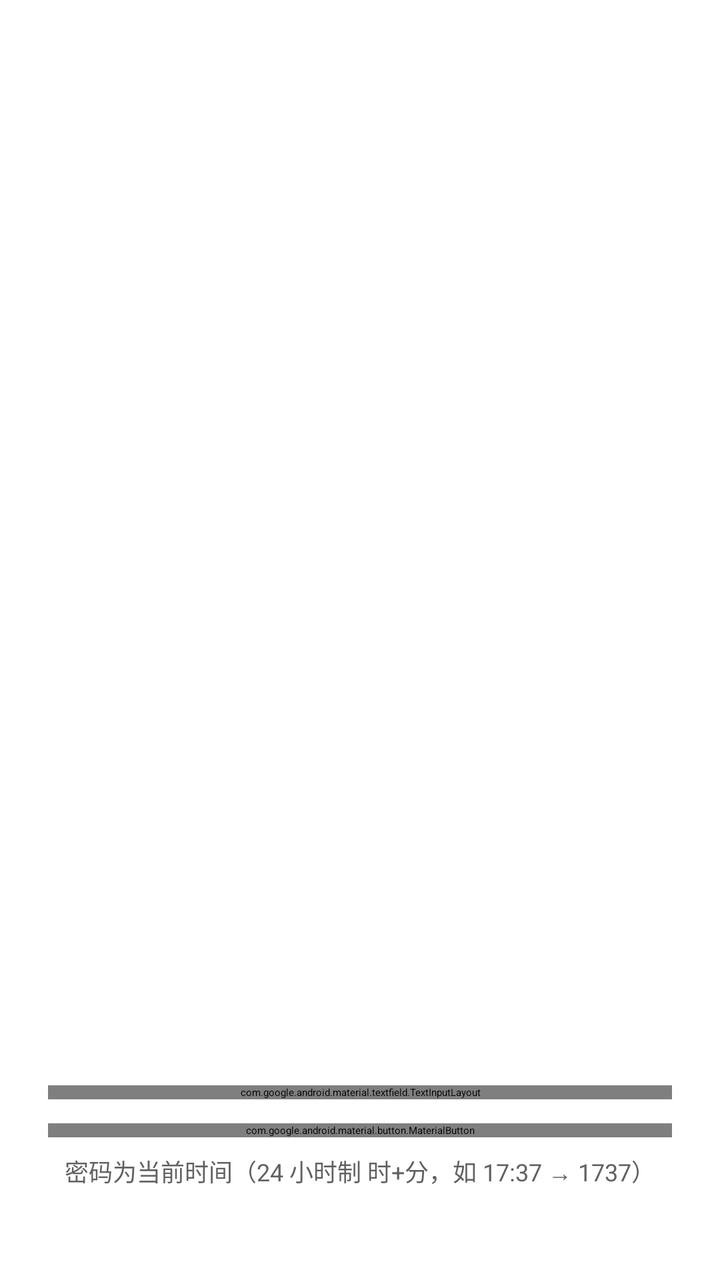
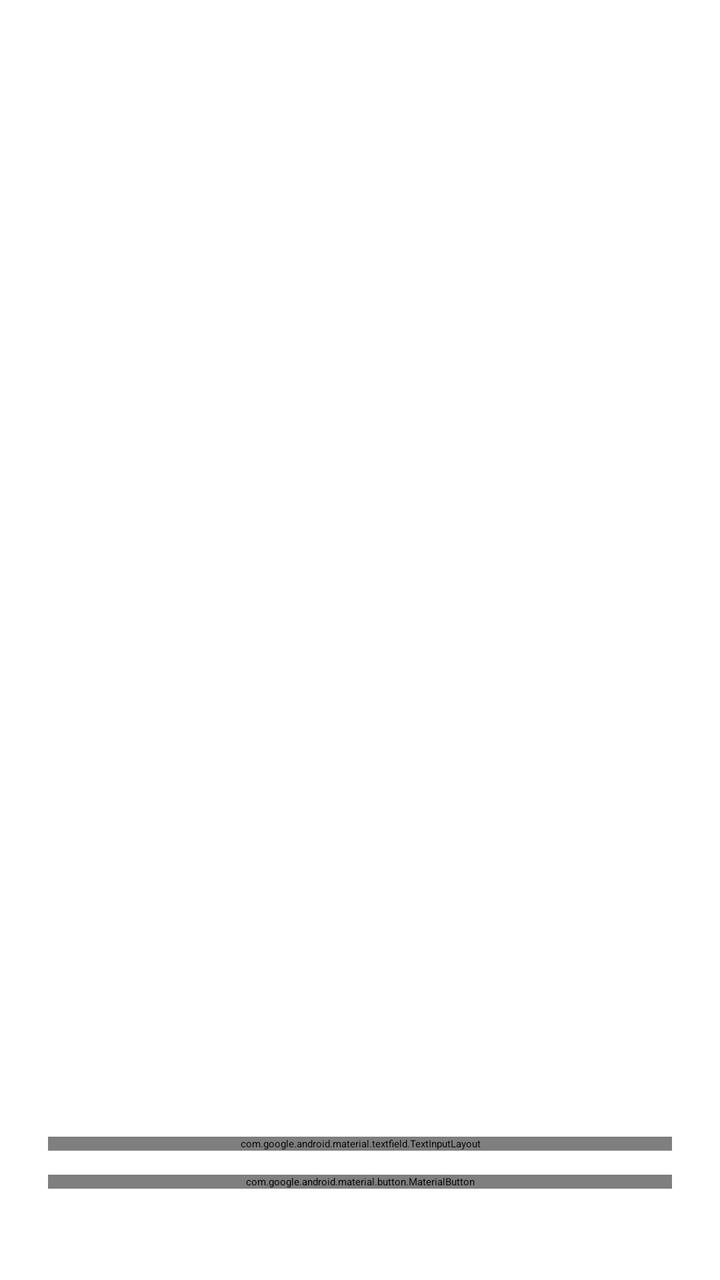

Screens rendered from an Android XML layout before and after an edit, with the pre-edit source and the edit as a unified diff.
<!-- AndroidManifest.xml: activity theme Theme.TransmitterCalc.Starting -->
<!-- res/layout/activity_splash.xml -->
<?xml version="1.0" encoding="utf-8"?>
<LinearLayout xmlns:android="http://schemas.android.com/apk/res/android"
    xmlns:app="http://schemas.android.com/apk/res-auto"
    android:layout_width="match_parent"
    android:layout_height="match_parent"
    android:orientation="vertical"
    android:background="@color/white">

    <LinearLayout
        android:layout_width="match_parent"
        android:layout_height="0dp"
        android:layout_weight="1"
        android:background="?attr/colorPrimary"
        android:gravity="center"
        android:orientation="vertical"
        android:padding="32dp">

        <ImageView
            android:layout_width="140dp"
            android:layout_height="140dp"
            android:contentDescription="@string/app_name"
            android:src="@drawable/ic_launcher_foreground" />

        <TextView
            android:layout_width="wrap_content"
            android:layout_height="wrap_content"
            android:layout_marginTop="8dp"
            android:text="@string/app_name"
            android:textColor="@color/white"
            android:textSize="26sp"
            android:textStyle="bold" />

        <TextView
            android:layout_width="wrap_content"
            android:layout_height="wrap_content"
            android:layout_marginTop="16dp"
            android:letterSpacing="0.3"
            android:text="孟国胜制作"
            android:textColor="@color/white"
            android:textSize="16sp" />

    </LinearLayout>

    <LinearLayout
        android:layout_width="match_parent"
        android:layout_height="wrap_content"
        android:orientation="vertical"
        android:padding="24dp">

        <TextView
            android:layout_width="wrap_content"
            android:layout_height="wrap_content"
            android:text="输入启动密码"
            android:textColor="?attr/colorPrimary"
            android:textSize="16sp"
            android:textStyle="bold" />

        <com.google.android.material.textfield.TextInputLayout
            android:id="@+id/pwdLayout"
            android:layout_width="match_parent"
            android:layout_height="wrap_content"
            android:layout_marginTop="8dp"
            android:hint="启动密码（4 位数字）"
            app:endIconMode="password_toggle">

            <com.google.android.material.textfield.TextInputEditText
                android:id="@+id/pwdInput"
                android:layout_width="match_parent"
                android:layout_height="wrap_content"
                android:imeOptions="actionDone"
                android:inputType="numberPassword"
                android:maxLength="6" />
        </com.google.android.material.textfield.TextInputLayout>

        <com.google.android.material.button.MaterialButton
            android:id="@+id/btnUnlock"
            android:layout_width="match_parent"
            android:layout_height="wrap_content"
            android:layout_marginTop="12dp"
            android:text="进入" />

        <TextView
            android:id="@+id/txtSplashHint"
            android:layout_width="match_parent"
            android:layout_height="wrap_content"
            android:layout_marginTop="8dp"
            android:gravity="center"
            android:textColor="#616161"
            android:textSize="12sp"
            android:text="密码为当前时间（24 小时制 时+分，如 17:37 → 1737）" />

        <TextView
            android:id="@+id/txtSplashErr"
            android:layout_width="match_parent"
            android:layout_height="wrap_content"
            android:layout_marginTop="4dp"
            android:gravity="center"
            android:textColor="#D32F2F"
            android:textSize="13sp" />

    </LinearLayout>

</LinearLayout>
<!-- resources referenced by this layout -->
<resources>
  <color name="white">#FFFFFF</color>
  <!-- drawable ic_launcher_foreground (drawable) -->
  <?xml version="1.0" encoding="utf-8"?>
  <vector xmlns:android="http://schemas.android.com/apk/res/android"
      android:width="108dp"
      android:height="108dp"
      android:viewportWidth="108"
      android:viewportHeight="108">
      
      <group
          android:scaleX="2.6"
          android:scaleY="2.6"
          android:translateX="29.8"
          android:translateY="29.8">
          <path
              android:fillColor="#FFFFFF"
              android:pathData="M2,30 L9,30 L9,15 L16,15 L16,30 L30,30 L30,6 L23,6 L23,21 L16,21 L16,6 L2,6 Z" />
          <path
              android:fillColor="#FFFFFF"
              android:pathData="M30,2 L38,0 L32,30 L30,30 Z" />
      </group>
  </vector>
  <string name="app_name">变送输出计算器</string>
  <style name="Theme.TransmitterCalc.Starting" parent="Theme.SplashScreen">
          <item name="windowSplashScreenBackground">@color/ic_launcher_background</item>
          <item name="windowSplashScreenAnimatedIcon">@drawable/ic_launcher_foreground</item>
          <item name="postSplashScreenTheme">@style/Theme.TransmitterCalc</item>
      </style>
  <color name="ic_launcher_background">#1A73E8</color>
  <style name="Theme.TransmitterCalc" parent="Theme.Material3.DayNight.NoActionBar">
          <item name="colorPrimary">@color/ic_launcher_background</item>
          <item name="colorOnPrimary">@color/white</item>
          <item name="android:statusBarColor">?attr/colorPrimary</item>
      </style>
</resources>

<!-- the commit's change to res/layout/activity_splash.xml (unified diff, before → after) -->
@@ -80,16 +80,6 @@
             android:text="进入" />
 
         <TextView
-            android:id="@+id/txtSplashHint"
-            android:layout_width="match_parent"
-            android:layout_height="wrap_content"
-            android:layout_marginTop="8dp"
-            android:gravity="center"
-            android:textColor="#616161"
-            android:textSize="12sp"
-            android:text="密码为当前时间（24 小时制 时+分，如 17:37 → 1737）" />
-
-        <TextView
             android:id="@+id/txtSplashErr"
             android:layout_width="match_parent"
             android:layout_height="wrap_content"
